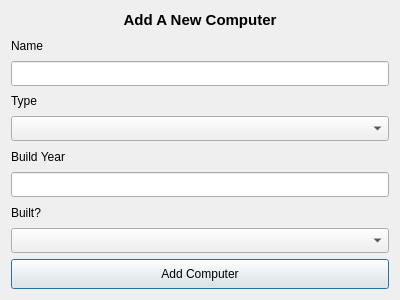
The window that GUI-verklegtVika3/addanewcomputerdialog.ui (streamerinn/Verklegt-1) describes before a commit, drawn with Qt 5.
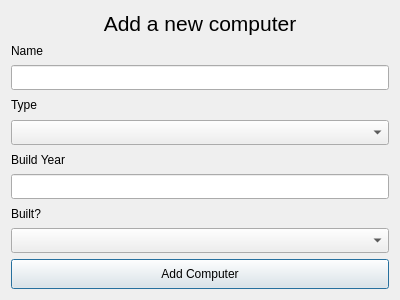
The same window after the commit. Icons and pictures are not drawn.

Commit message: lagadi label names og window icons

```diff
--- a/GUI-verklegtVika3/addanewcomputerdialog.ui
+++ b/GUI-verklegtVika3/addanewcomputerdialog.ui
@@ -35,7 +35,7 @@
    <item>
     <widget class="QLabel" name="label_addComputer_header">
      <property name="text">
-      <string>&lt;html&gt;&lt;head/&gt;&lt;body&gt;&lt;p align=&quot;center&quot;&gt;&lt;span style=&quot; font-size:11pt; font-weight:600;&quot;&gt;Add A New Computer&lt;/span&gt;&lt;/p&gt;&lt;/body&gt;&lt;/html&gt;</string>
+      <string>&lt;html&gt;&lt;head/&gt;&lt;body&gt;&lt;p align=&quot;center&quot;&gt;&lt;span style=&quot; font-size:16pt;&quot;&gt;Add a new computer&lt;/span&gt;&lt;/p&gt;&lt;/body&gt;&lt;/html&gt;</string>
      </property>
     </widget>
    </item>
```
Left out of the diff: 8 changed lines with no effect on the pictures. The commit also changes 7 other files.
